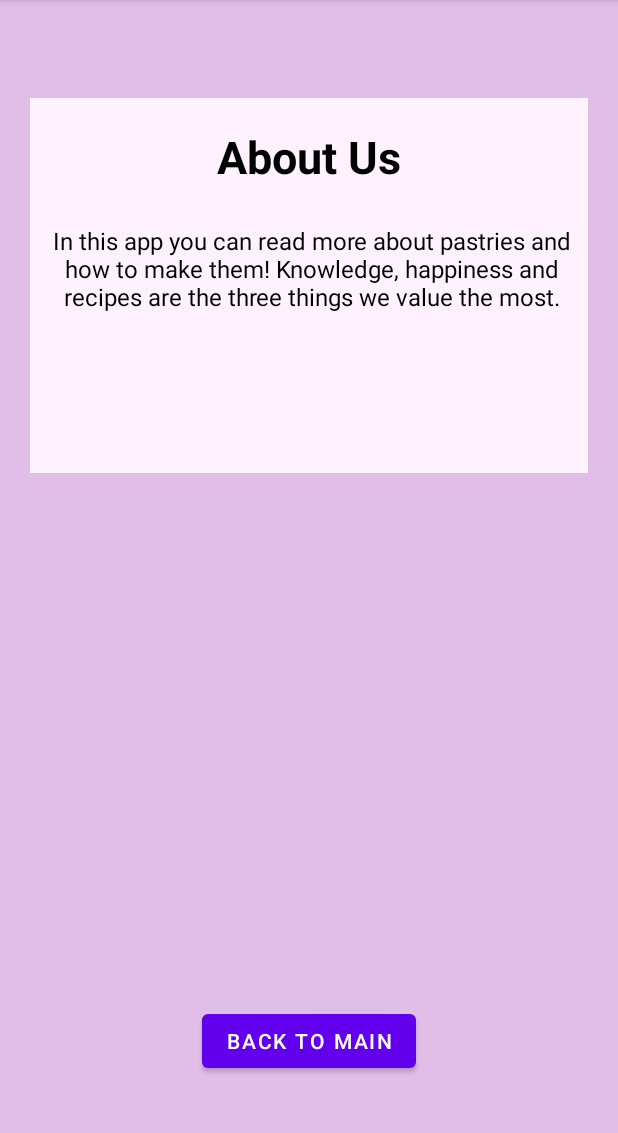
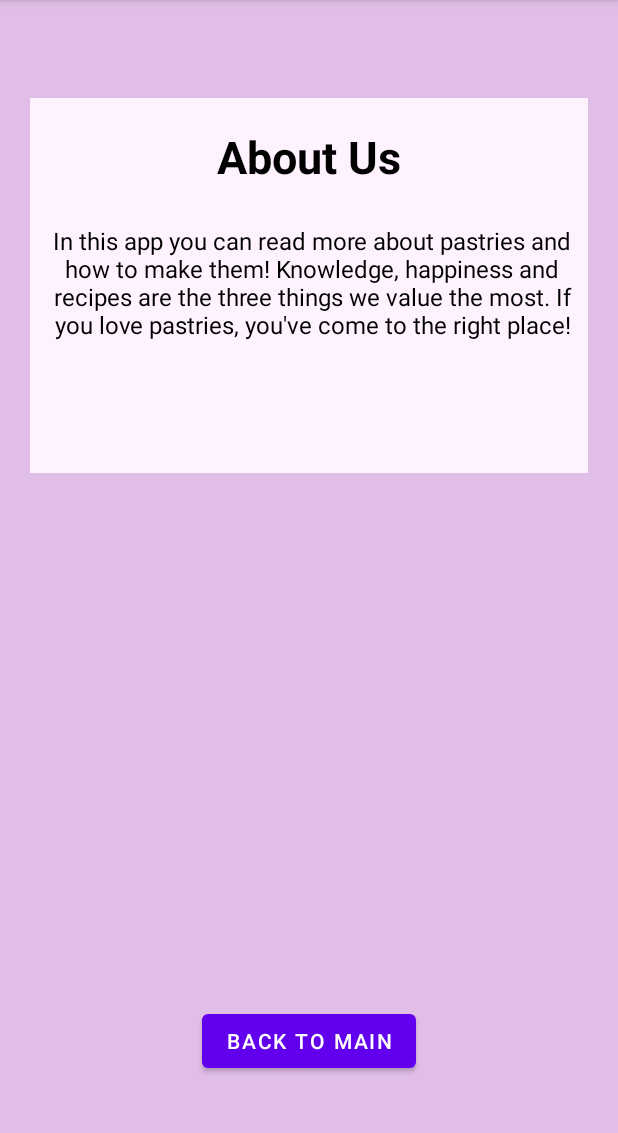
Before and after one commit to b21tilbe/FinalProject, an Android app: the activity_second screen opened directly, with no data from a screen before it, on a phone screen of 412 x 824 dp, the part 84-1217 px from its top. Run offline under Robolectric (Android 15) with nearby library versions, the phone set to English and light mode, and no system bars.

Commit message:
Skrivit rapporten samt tagit skärmdumpar. Har även lagt till extra text på about-sidan

```diff
--- a/app/build.gradle
+++ b/app/build.gradle
@@ -6,7 +6,7 @@ android {
     compileSdk 32
 
     defaultConfig {
-        applicationId "com.example.finalproject"
+        applicationId "com.example.cupcake"
         minSdk 21
         targetSdk 32
         versionCode 1
--- a/app/src/main/res/layout/activity_second.xml
+++ b/app/src/main/res/layout/activity_second.xml
@@ -40,7 +40,7 @@
         android:layout_marginTop="124dp"
         android:padding="5dp"
         android:elevation="2dp"
-        android:text="In this app you can read more about pastries and how to make them! Knowledge, happiness and recipes are the three things we value the most."
+        android:text="In this app you can read more about pastries and how to make them! Knowledge, happiness and recipes are the three things we value the most. If you love pastries, you've come to the right place!"
         android:textAlignment="center"
         android:textColor="#000000"
         android:textSize="16sp"
```
Also changed, not shown: 3 other files.
